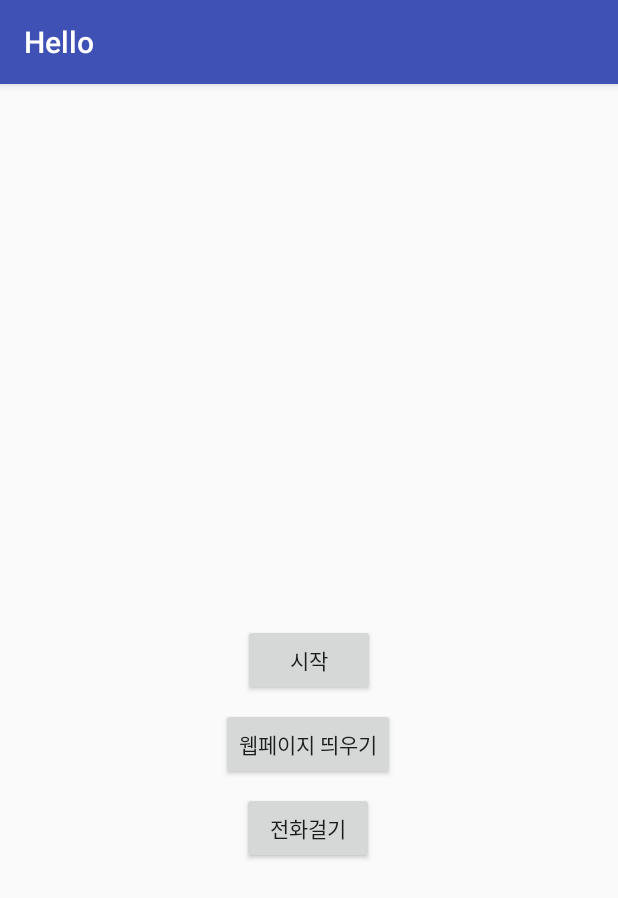
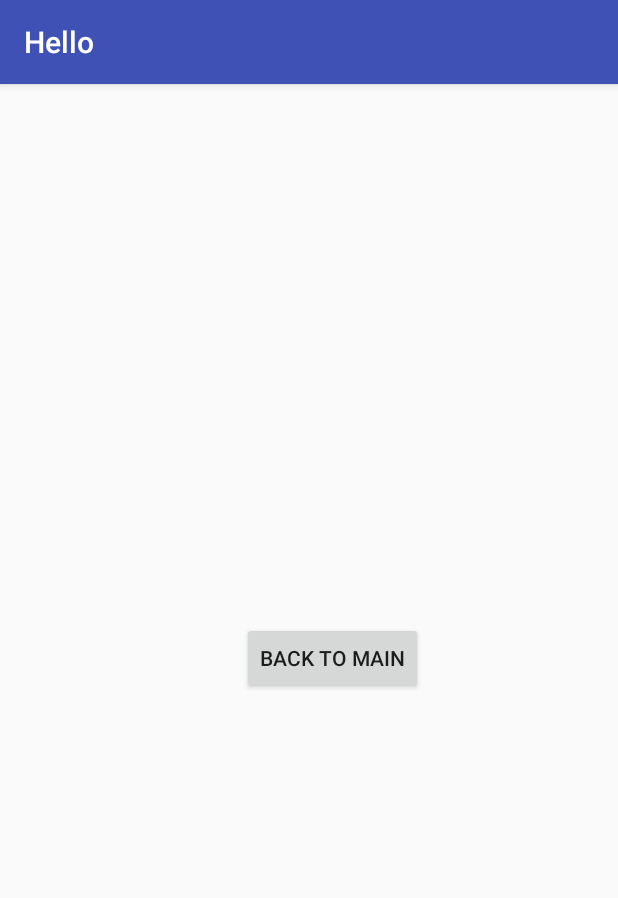
Before and after one commit to ideptor/doitandroid, an Android app: the screen it shows after launch (MainActivity before the commit, MenuActivity after it), after a tap on "시작", on a phone screen of 412 x 824 dp. Shown: the top 898 px of the screen. Run offline under Robolectric (Android 15) with nearby library versions, the phone set to English and light mode, and no system bars.

Commit message:
day03-01

```diff
--- a/Hello/app/src/main/AndroidManifest.xml
+++ b/Hello/app/src/main/AndroidManifest.xml
@@ -16,6 +16,7 @@
                 <category android:name="android.intent.category.LAUNCHER" />
             </intent-filter>
         </activity>
+        <activity android:name=".MenuActivity"></activity>
     </application>
 
 </manifest>
--- a/Hello/app/src/main/java/org/androidtown/hello/MainActivity.java
+++ b/Hello/app/src/main/java/org/androidtown/hello/MainActivity.java
@@ -17,6 +17,9 @@
 
     public void onButton1Clicked(View view) {
         Toast.makeText(getApplicationContext(), "시작 버튼이 눌러졌습니다.", Toast.LENGTH_LONG).show();
+
+        Intent intent = new Intent(this, MenuActivity.class);
+        startActivity(intent);
     }
 
     public void onButton2Clicked(View view) {
--- /dev/null
+++ b/Hello/app/src/main/java/org/androidtown/hello/MenuActivity.java
@@ -0,0 +1,20 @@
+package org.androidtown.hello;
+
+import android.support.v7.app.AppCompatActivity;
+import android.os.Bundle;
+import android.view.View;
+import android.widget.Toast;
+
+public class MenuActivity extends AppCompatActivity {
+
+    @Override
+    protected void onCreate(Bundle savedInstanceState) {
+        super.onCreate(savedInstanceState);
+        setContentView(R.layout.activity_menu);
+    }
+
+    public void onBackButtonClicked(View view) {
+        Toast.makeText(this, "돌아가기 버튼이 눌렸어요", Toast.LENGTH_LONG).show();
+        finish();
+    }
+}
--- /dev/null
+++ b/Hello/app/src/main/res/layout/activity_menu.xml
@@ -0,0 +1,25 @@
+<?xml version="1.0" encoding="utf-8"?>
+<android.support.constraint.ConstraintLayout xmlns:android="http://schemas.android.com/apk/res/android"
+    xmlns:app="http://schemas.android.com/apk/res-auto"
+    xmlns:tools="http://schemas.android.com/tools"
+    android:layout_width="match_parent"
+    android:layout_height="match_parent"
+    tools:context=".MenuActivity">
+
+    <Button
+        android:id="@+id/button4"
+        android:layout_width="wrap_content"
+        android:layout_height="wrap_content"
+        android:layout_marginBottom="261dp"
+        android:layout_marginEnd="116dp"
+        android:layout_marginLeft="147dp"
+        android:layout_marginRight="116dp"
+        android:layout_marginStart="147dp"
+        android:layout_marginTop="258dp"
+        android:onClick="onBackButtonClicked"
+        android:text="Back to Main"
+        app:layout_constraintBottom_toBottomOf="parent"
+        app:layout_constraintEnd_toEndOf="parent"
+        app:layout_constraintStart_toStartOf="parent"
+        app:layout_constraintTop_toTopOf="parent" />
+</android.support.constraint.ConstraintLayout>
```
